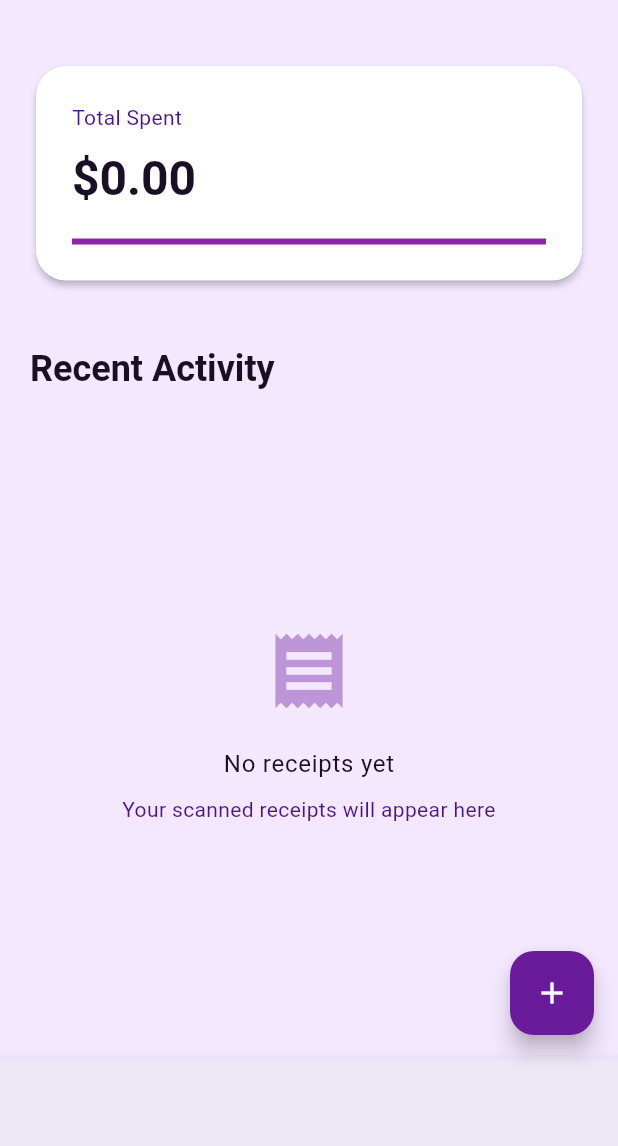
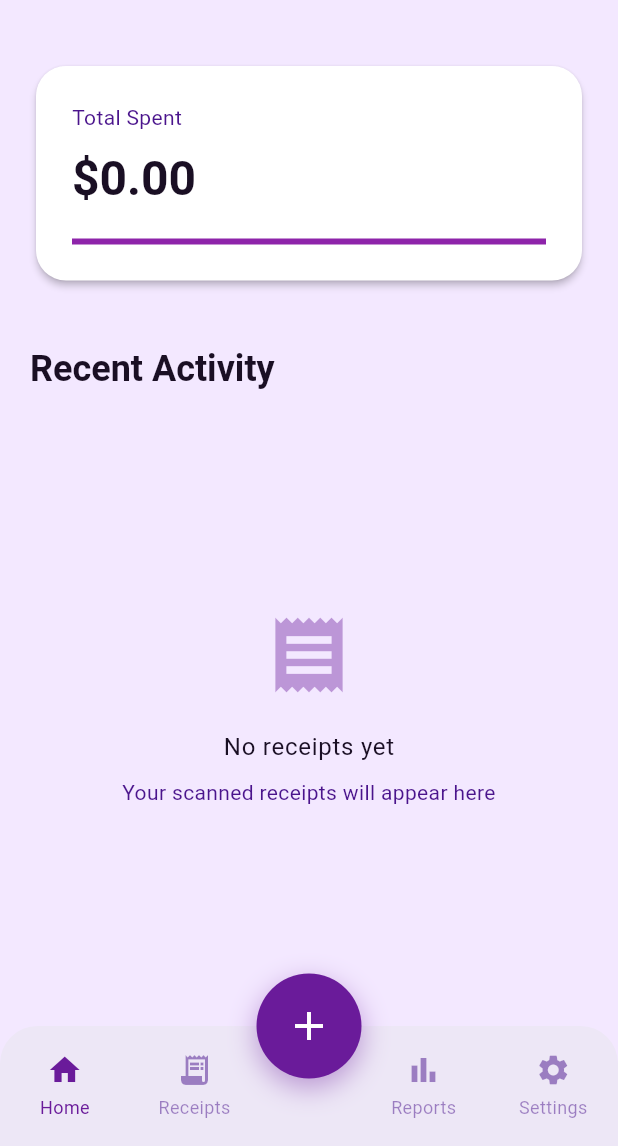
Before and after one commit to ozdogrumerve/digital-receipt-wallet, a Flutter app: the HomeScreen screen opened directly, on a phone screen of 412 x 824 dp, the part 90-1236 px from its top. Run offline on Flutter 3.47's test engine with Material 3 defaults, Android fonts, the phone set to English and light mode, and no system bars; our stand-ins replace firebase_auth, firebase_core; accounts and stored records are empty.

Commit message:
bar fixed

```diff
--- a/lib/screens/home_screen.dart
+++ b/lib/screens/home_screen.dart
@@ -1,8 +1,15 @@
 import 'package:flutter/material.dart';
 import 'package:firebase_auth/firebase_auth.dart';
 
-class HomeScreen extends StatelessWidget {
+class HomeScreen extends StatefulWidget {
   const HomeScreen({super.key});
+
+  @override
+  State<HomeScreen> createState() => _HomeScreenState();
+}
+
+class _HomeScreenState extends State<HomeScreen> {
+  int selectedIndex = 0;
 
   @override
   Widget build(BuildContext context) {
@@ -16,7 +23,6 @@ class HomeScreen extends StatelessWidget {
           child: Column(
             crossAxisAlignment: CrossAxisAlignment.start,
             children: [
-
               /// HEADER
               Row(
                 mainAxisAlignment: MainAxisAlignment.spaceBetween,
@@ -45,15 +51,14 @@ class HomeScreen extends StatelessWidget {
 
               const SizedBox(height: 40),
 
-              /// SUMMARY CARD (Şimdilik 0 state)
+              /// SUMMARY CARD
               Card(
                 child: Padding(
                   padding: const EdgeInsets.all(24),
                   child: Column(
                     crossAxisAlignment: CrossAxisAlignment.start,
                     children: [
-                      Text("Total Spent",
-                          style: theme.textTheme.bodyMedium),
+                      Text("Total Spent", style: theme.textTheme.bodyMedium),
                       const SizedBox(height: 10),
                       Text(
                         "\$0.00",
@@ -107,35 +112,82 @@ class HomeScreen extends StatelessWidget {
         ),
       ),
 
-      /// FAB
-      floatingActionButton: FloatingActionButton(
-        onPressed: () {
-          // receipt add ekranı gelecek
-        },
-        child: const Icon(Icons.add),
+      /// ORTA YUVARLAK BUTON
+      floatingActionButton: Container(
+        height: 70,
+        width: 70,
+        decoration: BoxDecoration(
+          shape: BoxShape.circle,
+          color: theme.colorScheme.primary,
+          boxShadow: [
+            BoxShadow(
+              color: theme.colorScheme.primary.withOpacity(0.4),
+              blurRadius: 15,
+              offset: const Offset(0, 6),
+            ),
+          ],
+        ),
+        child: const Icon(Icons.add, color: Colors.white, size: 32),
       ),
+      floatingActionButtonLocation: FloatingActionButtonLocation.centerDocked,
 
-      /// BOTTOM NAV (statik label, data yok)
-      bottomNavigationBar: BottomNavigationBar(
-        currentIndex: 0,
-        items: const [
-          BottomNavigationBarItem(
-            icon: Icon(Icons.home),
-            label: "Home",
+      /// CUSTOM ALT BAR
+      bottomNavigationBar: Container(
+        height: 80,
+        decoration: BoxDecoration(
+          color: theme.colorScheme.surface,
+          borderRadius: const BorderRadius.vertical(
+            top: Radius.circular(25),
           ),
-          BottomNavigationBarItem(
-            icon: Icon(Icons.receipt_long),
-            label: "Receipts",
-          ),
-          BottomNavigationBarItem(
-            icon: Icon(Icons.bar_chart),
-            label: "Reports",
-          ),
-          BottomNavigationBarItem(
-            icon: Icon(Icons.settings),
-            label: "Settings",
-          ),
-        ],
+        ),
+        child: Row(
+          mainAxisAlignment: MainAxisAlignment.spaceAround,
+          children: [
+            _navItem(Icons.home, "Home", 0),
+            _navItem(Icons.receipt_long, "Receipts", 1),
+
+            const SizedBox(width: 50), // FAB boşluğu
+
+            _navItem(Icons.bar_chart, "Reports", 2),
+            _navItem(Icons.settings, "Settings", 3),
+          ],
+        ),
+      ),
+    );
+  }
+
+  Widget _navItem(IconData icon, String label, int index) {
+    final theme = Theme.of(context);
+    final bool isSelected = selectedIndex == index;
+
+    final activeColor = theme.colorScheme.primary;
+    final inactiveColor = theme.textTheme.bodyMedium!.color!.withOpacity(0.5);
+
+    return GestureDetector(
+      onTap: () {
+        setState(() {
+          selectedIndex = index;
+        });
+      },
+      child: SizedBox(
+        width: 70,
+        child: Column(
+          mainAxisAlignment: MainAxisAlignment.center,
+          children: [
+            Icon(
+              icon,
+              color: isSelected ? activeColor : inactiveColor,
+            ),
+            const SizedBox(height: 4),
+            Text(
+              label,
+              style: TextStyle(
+                fontSize: 12,
+                color: isSelected ? activeColor : inactiveColor,
+              ),
+            ),
+          ],
+        ),
       ),
     );
   }
```
